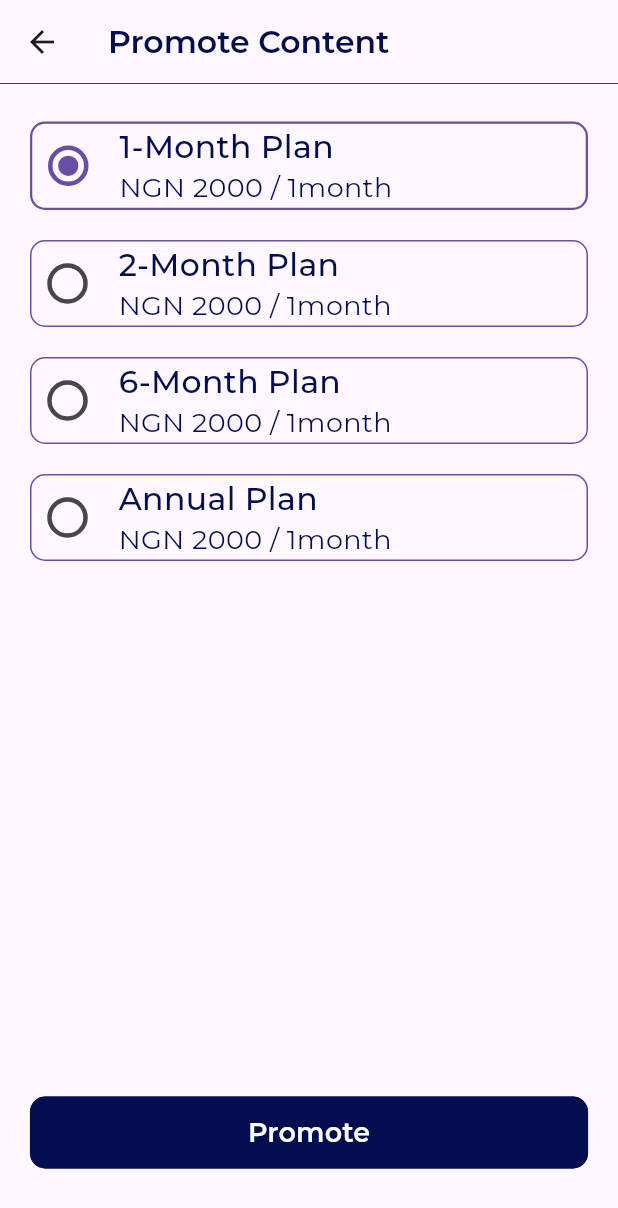
After one commit to thenaijadev/facilitator_, a Flutter app: the PromoteContentScreen screen opened by its route, on a phone screen of 412 x 824 dp. The commit adds this screen. Shown: the top 1208 px of the screen. Run offline on Flutter 3.47's test engine with Material 3 defaults, Android fonts, the phone set to English and light mode, and no system bars; our stand-ins replace animated_splash_screen, bloc, dio, equatable, flutter_native_splash, google_fonts and 1 more.

Commit message:
Promote Content

```diff
--- /dev/null
+++ b/lib/app/widgets/app_bar.dart
@@ -0,0 +1,8 @@
+import 'package:flutter/material.dart';
+
+AppBar appBar({required Widget label}) {
+  return AppBar(
+      centerTitle: false,
+      shape: const Border(bottom: BorderSide(width: 0.5)),
+      title: label);
+}
--- a/lib/config/router/app_router.dart
+++ b/lib/config/router/app_router.dart
@@ -1,9 +1,11 @@
 import 'package:facilitator/features/auth/presentation/screens/facilitator_profile_screen.dart';
-import 'package:facilitator/features/home/presentation/screens/home_screen.dart';
 import 'package:facilitator/features/auth/presentation/screens/login_signup_screen.dart';
 import 'package:facilitator/features/auth/presentation/screens/splash_screen.dart';
+import 'package:facilitator/features/content/presentation/screens/my_content_screen.dart';
+import 'package:facilitator/features/content/presentation/screens/promote_content_screen.dart';
+import 'package:facilitator/features/home/presentation/screens/channel_overview_screen.dart';
+import 'package:facilitator/features/home/presentation/screens/home_screen.dart';
 import 'package:facilitator/features/home/presentation/screens/welcome_screen.dart';
-import 'package:facilitator/features/home/presentation/screens/channel_overview_screen.dart';
 import 'package:flutter/material.dart';
 
 import '../../core/widgets/error_screen.dart';
@@ -63,6 +65,15 @@ class AppRouter {
         return MaterialPageRoute(
           builder: (_) => const ChannelOverviewScreen(),
         );
+      case Routes.myContent:
+        return MaterialPageRoute(
+          builder: (_) => const MyContentScreen(),
+        );
+
+      case Routes.promoteContent:
+        return MaterialPageRoute(
+          builder: (_) => const PromoteContentScreen(),
+        );
       case Routes.profile:
         return MaterialPageRoute(
           builder: (_) => const FacilitatorProfileScreen(),
--- a/lib/config/router/routes.dart
+++ b/lib/config/router/routes.dart
@@ -77,4 +77,8 @@ class Routes {
   static const String myWallet = '/myWallet';
   static const String allTransactons = '/allTransactons';
   static const String transactionDetails = '/transactionDetails';
+
+  //Content
+  static const String myContent = '/myContent';
+  static const String promoteContent = '/promoteContent';
 }
--- /dev/null
+++ b/lib/features/content/presentation/screens/promote_content_screen.dart
@@ -0,0 +1,235 @@
+import 'package:facilitator/app/widgets/app_bar.dart';
+import 'package:facilitator/app/widgets/primary_button.dart';
+import 'package:facilitator/core/widgets/text_widget.dart';
+import 'package:flutter/material.dart';
+
+class PromoteContentScreen extends StatefulWidget {
+  const PromoteContentScreen({super.key});
+
+  @override
+  State<PromoteContentScreen> createState() => _PromoteContentScreenState();
+}
+
+class _PromoteContentScreenState extends State<PromoteContentScreen> {
+  int _value = 1;
+  @override
+  Widget build(BuildContext context) {
+    return Scaffold(
+      appBar: appBar(
+          label: const TextWidget(
+        text: "Promote Content",
+        fontSize: 21,
+        fontWeight: FontWeight.w600,
+      )),
+      body: Padding(
+        padding: const EdgeInsets.symmetric(vertical: 25.0, horizontal: 20),
+        child: Column(
+          mainAxisAlignment: MainAxisAlignment.spaceBetween,
+          children: [
+            Column(
+              children: [
+                GestureDetector(
+                  onTap: () {
+                    setState(() {
+                      _value = 1;
+                    });
+                  },
+                  child: Container(
+                    margin: const EdgeInsets.only(bottom: 20),
+                    decoration: BoxDecoration(
+                        borderRadius: BorderRadius.circular(10),
+                        border: Border.all(
+                            width: _value == 1 ? 1.5 : 1,
+                            color: Theme.of(context).colorScheme.primary)),
+                    child: Row(
+                      children: [
+                        Transform.scale(
+                          scale: 1.5,
+                          child: Radio<int>(
+                            value: 1,
+                            groupValue: _value,
+                            onChanged: (value) {
+                              setState(() {
+                                _value = value!;
+                              });
+                            },
+                          ),
+                        ),
+                        const SizedBox(
+                          width: 10,
+                        ),
+                        const Column(
+                          crossAxisAlignment: CrossAxisAlignment.start,
+                          children: [
+                            TextWidget(
+                              text: '1-Month Plan',
+                              fontSize: 21,
+                              fontWeight: FontWeight.w500,
+                            ),
+                            TextWidget(
+                              text: 'NGN 2000 / 1month',
+                              fontSize: 18,
+                            ),
+                          ],
+                        ),
+                      ],
+                    ),
+                  ),
+                ),
+                GestureDetector(
+                  onTap: () {
+                    setState(() {
+                      _value = 2;
+                    });
+                  },
+                  child: Container(
+                    margin: const EdgeInsets.only(bottom: 20),
+                    decoration: BoxDecoration(
+                        borderRadius: BorderRadius.circular(10),
+                        border: Border.all(
+                            width: _value == 2 ? 1.5 : 1,
+                            color: Theme.of(context).colorScheme.primary)),
+                    child: Row(
+                      children: [
+                        Transform.scale(
+                          scale: 1.5,
+                          child: Radio<int>(
+                            value: 2,
+                            groupValue: _value,
+                            onChanged: (value) {
+                              setState(() {
+                                _value = value!;
+                              });
+                            },
+                          ),
+                        ),
+                        const SizedBox(
+                          width: 10,
+                        ),
+                        const Column(
+                          crossAxisAlignment: CrossAxisAlignment.start,
+                          children: [
+                            TextWidget(
+                              text: '2-Month Plan',
+                              fontSize: 21,
+                              fontWeight: FontWeight.w500,
+                            ),
+                            TextWidget(
+                              text: 'NGN 2000 / 1month',
+                              fontSize: 18,
+                            ),
+                          ],
+                        ),
+                      ],
+                    ),
+                  ),
+                ),
+                GestureDetector(
+                  onTap: () {
+                    setState(() {
+                      _value = 3;
+                    });
+                  },
+                  child: Container(
+                    margin: const EdgeInsets.only(bottom: 20),
+                    decoration: BoxDecoration(
+                        borderRadius: BorderRadius.circular(10),
+                        border: Border.all(
+                            width: _value == 3 ? 1.5 : 1,
+                            color: Theme.of(context).colorScheme.primary)),
+                    child: Row(
+                      children: [
+                        Transform.scale(
+                          scale: 1.5,
+                          child: Radio<int>(
+                            value: 3,
+                            groupValue: _value,
+                            onChanged: (value) {
+                              setState(() {
+                                _value = value!;
+                              });
+                            },
+                          ),
+                        ),
+                        const SizedBox(
+                          width: 10,
+                        ),
+                        const Column(
+                          crossAxisAlignment: CrossAxisAlignment.start,
+                          children: [
+                            TextWidget(
+                              text: '6-Month Plan',
+                              fontSize: 21,
+                              fontWeight: FontWeight.w500,
+                            ),
+                            TextWidget(
+                              text: 'NGN 2000 / 1month',
+                              fontSize: 18,
+                            ),
+                          ],
+                        ),
+                      ],
+                    ),
+                  ),
+                ),
+                GestureDetector(
+                  onTap: () {
+                    setState(() {
+                      _value = 4;
+                    });
+                  },
+                  child: Container(
+                    margin: const EdgeInsets.only(bottom: 20),
+                    decoration: BoxDecoration(
+                        borderRadius: BorderRadius.circular(10),
+                        border: Border.all(
+                            width: _value == 4 ? 1.5 : 1,
+                            color: Theme.of(context).colorScheme.primary)),
+                    child: Row(
+                      children: [
+                        Transform.scale(
+                          scale: 1.5,
+                          child: Radio<int>(
+                            value: 4,
+                            groupValue: _value,
+                            onChanged: (value) {
+                              setState(() {
+                                _value = value!;
+                              });
+                            },
+                          ),
+                        ),
+                        const SizedBox(
+                          width: 10,
+                        ),
+                        const Column(
+                          crossAxisAlignment: CrossAxisAlignment.start,
+                          children: [
+                            TextWidget(
+                              text: 'Annual Plan',
+                              fontSize: 21,
+                              fontWeight: FontWeight.w500,
+                            ),
+                            TextWidget(
+                              text: 'NGN 2000 / 1month',
+                              fontSize: 18,
+                            ),
+                          ],
+                        ),
+                      ],
+                    ),
+                  ),
+                ),
+              ],
+            ),
+            Padding(
+              padding: const EdgeInsets.only(bottom: 20.0),
+              child: PrimaryButton(
+                  label: "Promote", onPressed: () {}, isEnabled: true),
+            )
+          ],
+        ),
+      ),
+    );
+  }
+}
--- a/lib/features/home/presentation/screens/home_screen.dart
+++ b/lib/features/home/presentation/screens/home_screen.dart
@@ -1,7 +1,7 @@
 import 'package:facilitator/config/router/routes.dart';
 import 'package:facilitator/features/auth/presentation/widgets/facilitator_card_widget.dart';
+import 'package:facilitator/features/home/presentation/widgets/menu_widget.dart';
 import 'package:facilitator/features/home/presentation/widgets/navbar_widget.dart';
-import 'package:facilitator/features/home/presentation/widgets/menu_widget.dart';
 import 'package:flutter/material.dart';
 
 class HomeScreen extends StatefulWidget {
@@ -37,7 +37,7 @@ class _HomeScreenState extends State<HomeScreen> {
                     child: const FacilitatorCard(
                       name: 'John Doe',
                       profileImage: 'assets/images/John_doe.png',
-                      businesstitle: 'Business Facilitator',
+                      businesstitle: 'Business facilitator',
                       title: 'How to run a coffee BUSINESS in 2023',
                       time: '19:00',
                       numberfLikes: '200',
@@ -51,7 +51,7 @@ class _HomeScreenState extends State<HomeScreen> {
                   const FacilitatorCard(
                     name: 'John Doe',
                     profileImage: 'assets/images/John_doe.png',
-                    businesstitle: 'Business Facilitator',
+                    businesstitle: 'Business facilitator',
                     title: 'How to run a coffee BUSINESS in 2023',
                     time: '19:00',
                     numberfLikes: '200',
--- a/lib/features/profile/presentation/widgets/profile_header.dart
+++ b/lib/features/profile/presentation/widgets/profile_header.dart
@@ -1,8 +1,8 @@
 import 'package:facilitator/features/auth/presentation/widgets/vendor_status_tag.dart';
+import 'package:flutter/material.dart';
 
 import '../../../../core/utils/size_config.dart';
 import '../../../../core/widgets/text_widget.dart';
-import 'package:flutter/material.dart';
 
 class ProfileHeader extends StatelessWidget {
   const ProfileHeader({super.key});
```
Also changed, not shown: lib/app/widgets/white_popup.dart (added, +23 -0 lines), lib/features/auth/presentation/widgets/content_list_tile_widget.dart (+90 -3 lines), lib/features/content/presentation/screens/my_content_screen.dart (added, +67 -0 lines), lib/features/home/presentation/screens/channel_overview_screen.dart (+5 -3 lines), assets/images/pen_2.png (added), assets/images/tag_blue.png (added), assets/images/trash.png (added), 1 other file.
